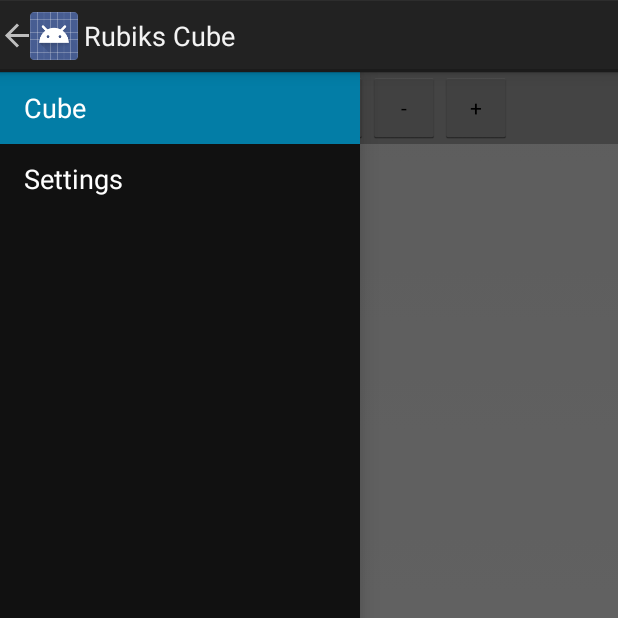
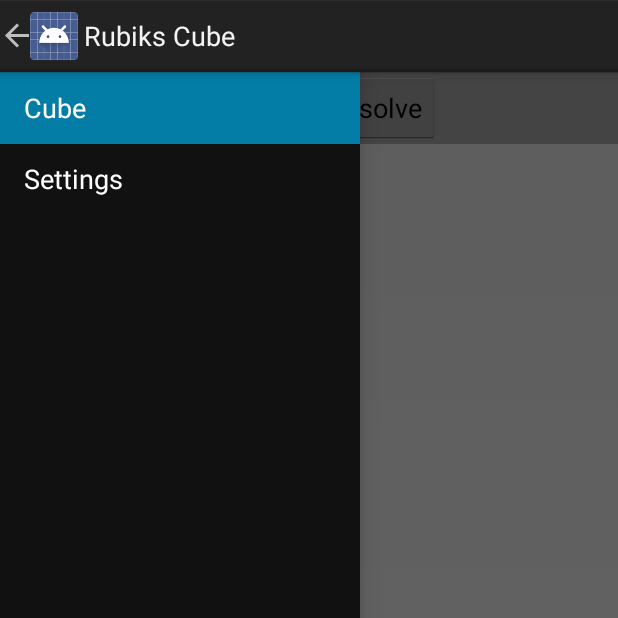
Before and after one commit to amarghosh/rubiks-cube, an Android app: the screen it shows after launch (MainActivity), with the side drawer open, on a phone screen of 412 x 824 dp, the top half of it. Run offline under Robolectric (Android 15) with nearby library versions, the phone set to English and light mode, and no system bars.

Commit message:
Connect cube and settings fragments

```diff
--- a/app/src/main/java/com/amg/rubik/CubeFragment.java
+++ b/app/src/main/java/com/amg/rubik/CubeFragment.java
@@ -13,11 +13,19 @@
 
     private static final String tag = "rubik-main";
 
+    public static final String CUBE_SIZE = "cube_size";
+
     private View rootView;
 
     private RubiksCube mCube = null;
     private RubikGLSurfaceView mRubikView = null;
     private int cubeSize = 3;
+
+    @Override
+    public void onCreate(Bundle savedInstanceState) {
+        super.onCreate(savedInstanceState);
+        cubeSize = getArguments().getInt(CUBE_SIZE);
+    }
 
     @Override
     public View onCreateView(LayoutInflater inflater, ViewGroup container, Bundle savedInstanceState) {
@@ -30,8 +38,6 @@
     private void initUi() {
         findViewById(R.id.randomizeButton).setOnClickListener(this);
         findViewById(R.id.solveButton).setOnClickListener(this);
-        findViewById(R.id.incButton).setOnClickListener(this);
-        findViewById(R.id.decButton).setOnClickListener(this);
     }
 
     private View findViewById(int id) {
@@ -69,14 +75,6 @@
                 mRubikView.printDebugInfo();
                 solve();
                 break;
-
-            case R.id.incButton:
-                changeCubeSize(1);
-                break;
-
-            case R.id.decButton:
-                changeCubeSize(-1);
-                break;
         }
     }
 
@@ -88,24 +86,6 @@
         }
         mCube.setListener(this);
         mRubikView.setCube(mCube);
-    }
-
-    private void changeCubeSize(int factor) {
-        if (mCube.getState() != RubiksCube.CubeState.IDLE) {
-            Toast.makeText(getActivity(), "Cube is in state " + mCube.getState(),
-                    Toast.LENGTH_SHORT).show();
-            return;
-        }
-        if (cubeSize == 1 && factor < 0) {
-            return;
-        }
-        cubeSize += factor;
-        createCube();
-        resetButtons();
-        if (cubeSize > 9) {
-            Toast.makeText(getActivity(),
-                    "Cube is too big. May not render correctly", Toast.LENGTH_SHORT).show();
-        }
     }
 
     private void resetButtons() {
--- a/app/src/main/java/com/amg/rubik/MainActivity.java
+++ b/app/src/main/java/com/amg/rubik/MainActivity.java
@@ -17,7 +17,7 @@
 import android.widget.ListView;
 
 public class MainActivity extends Activity
-    implements  ListView.OnItemClickListener {
+    implements  ListView.OnItemClickListener, SettingsFragment.SettingsListener {
 
     private static final String tag = "rubik-main";
 
@@ -29,6 +29,7 @@
     private CharSequence mDrawerTitle;
     private CharSequence mTitle;
 
+    private int cubeSize = 3;
 
     @Override
     protected void onCreate(Bundle savedInstanceState) {
@@ -78,15 +79,21 @@
     {
         FragmentManager manager = getFragmentManager();
         Fragment fragment;
+        Bundle args = new Bundle();
         if (pos == 0) {
             fragment = new CubeFragment();
+            args.putInt(CubeFragment.CUBE_SIZE, cubeSize);
         } else if (pos == 1) {
-            fragment = new SettingsFragment();
+            SettingsFragment sf = new SettingsFragment();
+            sf.setListener(this);
+            args.putInt(CubeFragment.CUBE_SIZE, cubeSize);
+            fragment = sf;
         } else {
             Log.e(tag, "Pos was " + pos);
             return;
         }
 
+        fragment.setArguments(args);
         manager.beginTransaction().replace(R.id.content_frame, fragment).commit();
         mDrawerList.setItemChecked(pos, true);
         setTitle(mFragmentNames[pos]);
@@ -117,4 +124,9 @@
         }
         return super.onOptionsItemSelected(item);
     }
+
+    @Override
+    public void setCubeSize(int size) {
+        cubeSize = size;
+    }
 }
--- a/app/src/main/res/layout/fragment_cube.xml
+++ b/app/src/main/res/layout/fragment_cube.xml
@@ -25,21 +25,6 @@
             android:id="@+id/solveButton"
             android:text="@string/solve"/>
 
-        <Button
-            style="?android:attr/buttonStyleSmall"
-            android:layout_width="wrap_content"
-            android:layout_height="wrap_content"
-            android:text="-"
-            android:id="@+id/decButton" />
-
-        <Button
-            style="?android:attr/buttonStyleSmall"
-            android:layout_width="wrap_content"
-            android:layout_height="wrap_content"
-            android:text="+"
-            android:id="@+id/incButton" />
-
-
     </LinearLayout>
 
     <RelativeLayout
```
Also changed, not shown: app/src/main/java/com/amg/rubik/SettingsFragment.java (+18 -0 lines).
